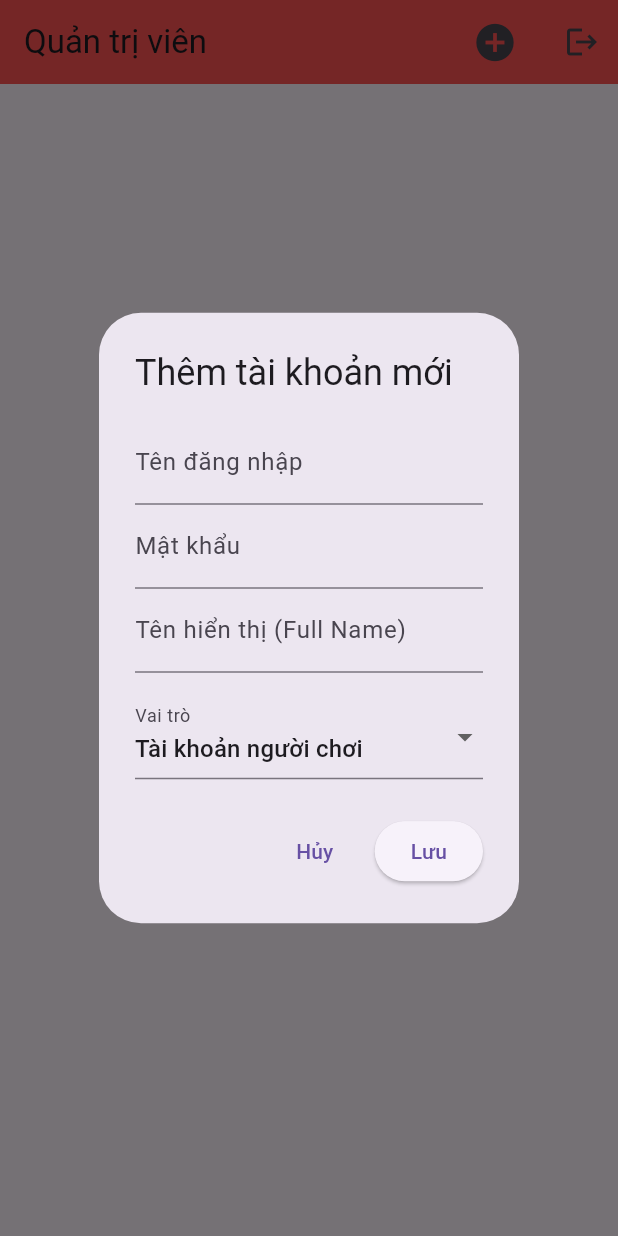
After one commit to ToVuHao/Game, a Flutter app: the AdminScreen screen opened directly, after a tap on the "add circle" icon, on a phone screen of 412 x 824 dp. The commit adds this screen. Run offline on Flutter 3.47's test engine with Material 3 defaults, Android fonts, the phone set to English and light mode, and no system bars; our stand-ins replace google_fonts; missing offline and left inert: signalr_netcore; network calls fail.

Commit message:
Phân quyền Người Dùng

```diff
--- /dev/null
+++ b/lib/screens/admin/admin_screen.dart
@@ -0,0 +1,245 @@
+import 'dart:convert';
+import 'package:flutter/material.dart';
+import 'package:http/http.dart' as http;
+import '../auth/login_screen.dart';
+
+class AdminScreen extends StatefulWidget {
+  @override
+  _AdminScreenState createState() => _AdminScreenState();
+}
+
+class _AdminScreenState extends State<AdminScreen> {
+  final String apiUrl = "http://10.0.2.2:5231/api/users";
+  List<dynamic> users = [];
+  bool isLoading = true;
+
+  @override
+  void initState() {
+    super.initState();
+    fetchUsers();
+  }
+
+  // --- 1. API: LẤY DANH SÁCH ---
+  Future<void> fetchUsers() async {
+    setState(() => isLoading = true);
+    try {
+      final response = await http.get(Uri.parse(apiUrl));
+      if (response.statusCode == 200) {
+        setState(() {
+          users = jsonDecode(response.body);
+          isLoading = false;
+        });
+      }
+    } catch (e) {
+      print("Lỗi: $e");
+      setState(() => isLoading = false);
+    }
+  }
+
+  // --- 2. API: XÓA USER ---
+  Future<void> deleteUser(int id) async {
+    bool confirm = await showDialog(
+        context: context,
+        builder: (ctx) => AlertDialog(
+          title: Text("Xác nhận"),
+          content: Text("Bạn có chắc muốn xóa người dùng này?"),
+          actions: [
+            TextButton(onPressed: () => Navigator.pop(ctx, false), child: Text("Hủy")),
+            TextButton(onPressed: () => Navigator.pop(ctx, true), child: Text("Xóa", style: TextStyle(color: Colors.red))),
+          ],
+        )
+    ) ?? false;
+
+    if (confirm) {
+      final response = await http.delete(Uri.parse("$apiUrl/$id"));
+      if (response.statusCode == 200) {
+        fetchUsers();
+        ScaffoldMessenger.of(context).showSnackBar(SnackBar(content: Text("Đã xóa thành công!")));
+      }
+    }
+  }
+
+  // --- 3. API: THÊM / SỬA USER ---
+  // Nếu user == null nghĩa là Thêm mới, ngược lại là Sửa
+  Future<void> showUserDialog({Map<String, dynamic>? user}) async {
+    final isEdit = user != null;
+    final nameController = TextEditingController(text: isEdit ? user['fullName'] : "");
+    final usernameController = TextEditingController(text: isEdit ? user['username'] : "");
+    final passController = TextEditingController(text: isEdit ? user['password'] : "");
+    String selectedRole = isEdit ? (user['role'] ?? "user") : "user";
+
+    await showDialog(
+      context: context,
+      builder: (context) {
+        return StatefulBuilder( // Để cập nhật lại Dropdown trong Dialog
+          builder: (context, setStateDialog) {
+            return AlertDialog(
+              title: Text(isEdit ? "Sửa thông tin" : "Thêm tài khoản mới"),
+              content: SingleChildScrollView(
+                child: Column(
+                  mainAxisSize: MainAxisSize.min,
+                  children: [
+                    TextField(
+                      controller: usernameController,
+                      decoration: InputDecoration(labelText: "Tên đăng nhập"),
+                      enabled: !isEdit, // Không cho sửa tên đăng nhập nếu đang edit
+                    ),
+                    TextField(
+                      controller: passController,
+                      decoration: InputDecoration(labelText: "Mật khẩu"),
+                    ),
+                    TextField(
+                      controller: nameController,
+                      decoration: InputDecoration(labelText: "Tên hiển thị (Full Name)"),
+                    ),
+                    SizedBox(height: 15),
+                    DropdownButtonFormField<String>(
+                      value: selectedRole,
+                      decoration: InputDecoration(labelText: "Vai trò"),
+                      items: [
+                        DropdownMenuItem(value: "user", child: Text("Tài khoản người chơi")),
+                        DropdownMenuItem(value: "admin", child: Text("Quản trị viên")),
+                      ],
+                      onChanged: (val) {
+                        setStateDialog(() => selectedRole = val!);
+                      },
+                    )
+                  ],
+                ),
+              ),
+              actions: [
+                TextButton(
+                  onPressed: () => Navigator.pop(context),
+                  child: Text("Hủy"),
+                ),
+                ElevatedButton(
+                  onPressed: () async {
+                    Navigator.pop(context); // Đóng Dialog
+                    await _saveUser(
+                        id: isEdit ? user['id'] : null,
+                        username: usernameController.text,
+                        pass: passController.text,
+                        name: nameController.text,
+                        role: selectedRole,
+                        isEdit: isEdit
+                    );
+                  },
+                  child: Text("Lưu"),
+                )
+              ],
+            );
+          },
+        );
+      },
+    );
+  }
+
+  // Hàm gọi API Lưu
+  Future<void> _saveUser({int? id, required String username, required String pass, required String name, required String role, required bool isEdit}) async {
+    try {
+      if (username.isEmpty || pass.isEmpty) {
+        ScaffoldMessenger.of(context).showSnackBar(SnackBar(content: Text("Vui lòng nhập đủ thông tin!")));
+        return;
+      }
+
+      http.Response response;
+      Map<String, dynamic> body = {
+        "username": username,
+        "password": pass,
+        "fullName": name,
+        "role": role
+      };
+
+      if (isEdit) {
+        // Gọi API Sửa (PUT)
+        body["id"] = id; // Thêm ID vào body cho chắc
+        response = await http.put(
+            Uri.parse("$apiUrl/$id"),
+            headers: {"Content-Type": "application/json"},
+            body: jsonEncode(body)
+        );
+      } else {
+        // Gọi API Thêm (POST)
+        response = await http.post(
+            Uri.parse(apiUrl),
+            headers: {"Content-Type": "application/json"},
+            body: jsonEncode(body)
+        );
+      }
+
+      if (response.statusCode == 200 || response.statusCode == 201) {
+        ScaffoldMessenger.of(context).showSnackBar(SnackBar(content: Text(isEdit ? "Cập nhật thành công!" : "Thêm mới thành công!")));
+        fetchUsers(); // Tải lại danh sách
+      } else {
+        ScaffoldMessenger.of(context).showSnackBar(SnackBar(content: Text("Lỗi: ${response.body}")));
+      }
+    } catch (e) {
+      print("Lỗi lưu user: $e");
+    }
+  }
+
+  @override
+  Widget build(BuildContext context) {
+    return Scaffold(
+      appBar: AppBar(
+        title: Text("Quản trị viên"),
+        backgroundColor: Colors.redAccent,
+        actions: [
+          // NÚT THÊM MỚI TRÊN APPBAR
+          IconButton(
+            icon: Icon(Icons.add_circle, size: 30),
+            onPressed: () => showUserDialog(), // Gọi hàm không tham số -> Thêm mới
+          ),
+          SizedBox(width: 10),
+          IconButton(
+            icon: Icon(Icons.logout),
+            onPressed: () {
+              Navigator.pushReplacement(context, MaterialPageRoute(builder: (_) => LoginScreen()));
+            },
+          )
+        ],
+      ),
+      body: isLoading
+          ? Center(child: CircularProgressIndicator())
+          : users.isEmpty
+          ? Center(child: Text("Chưa có người dùng nào"))
+          : ListView.builder(
+        itemCount: users.length,
+        itemBuilder: (context, index) {
+          final user = users[index];
+          bool isAdmin = user['role'] == 'admin';
+          String roleDisplay = isAdmin ? "Quản trị viên" : "Tài khoản người chơi";
+
+          return Card(
+            margin: EdgeInsets.symmetric(horizontal: 10, vertical: 5),
+            elevation: 3,
+            child: ListTile(
+              leading: CircleAvatar(
+                backgroundColor: isAdmin ? Colors.red : Colors.blue,
+                child: Icon(isAdmin ? Icons.admin_panel_settings : Icons.person, color: Colors.white),
+              ),
+              title: Text(user['fullName'] ?? "No Name", style: TextStyle(fontWeight: FontWeight.bold)),
+              subtitle: Text("User: ${user['username']} | Vai trò: $roleDisplay"),
+              trailing: Row(
+                mainAxisSize: MainAxisSize.min,
+                children: [
+                  // NÚT SỬA (Màu xanh)
+                  IconButton(
+                    icon: Icon(Icons.edit, color: Colors.blue),
+                    onPressed: () => showUserDialog(user: user), // Truyền user vào -> Chế độ Sửa
+                  ),
+                  // NÚT XÓA (Màu đỏ)
+                  if (!isAdmin) // Không cho xóa admin (tùy chọn)
+                    IconButton(
+                      icon: Icon(Icons.delete, color: Colors.red),
+                      onPressed: () => deleteUser(user['id']),
+                    ),
+                ],
+              ),
+            ),
+          );
+        },
+      ),
+    );
+  }
+}
```
Also changed, not shown: lib/main.dart (+8 -5 lines), lib/screens/auth/login_screen.dart (renamed from lib/login_screen.dart, +22 -21 lines), lib/screens/home/home_screen.dart (renamed from lib/home_screen.dart, +10 -7 lines), lib/screens/chat/chat_screen.dart (renamed from lib/chat_screen.dart), lib/screens/games/caro/caro_screen.dart (renamed from lib/caro_screen.dart), lib/screens/games/puzzle/puzzle_screen.dart (renamed from lib/puzzle_screen.dart), lib/screens/games/sudoku/sudoku_screen.dart (renamed from lib/sudoku_screen.dart), lib/screens/games/xiangqi/xiangqi_screen.dart (renamed from lib/xiangqi_screen.dart), lib/screens/leaderboard/leaderboard_screen.dart (renamed from lib/leaderboard_screen.dart).
